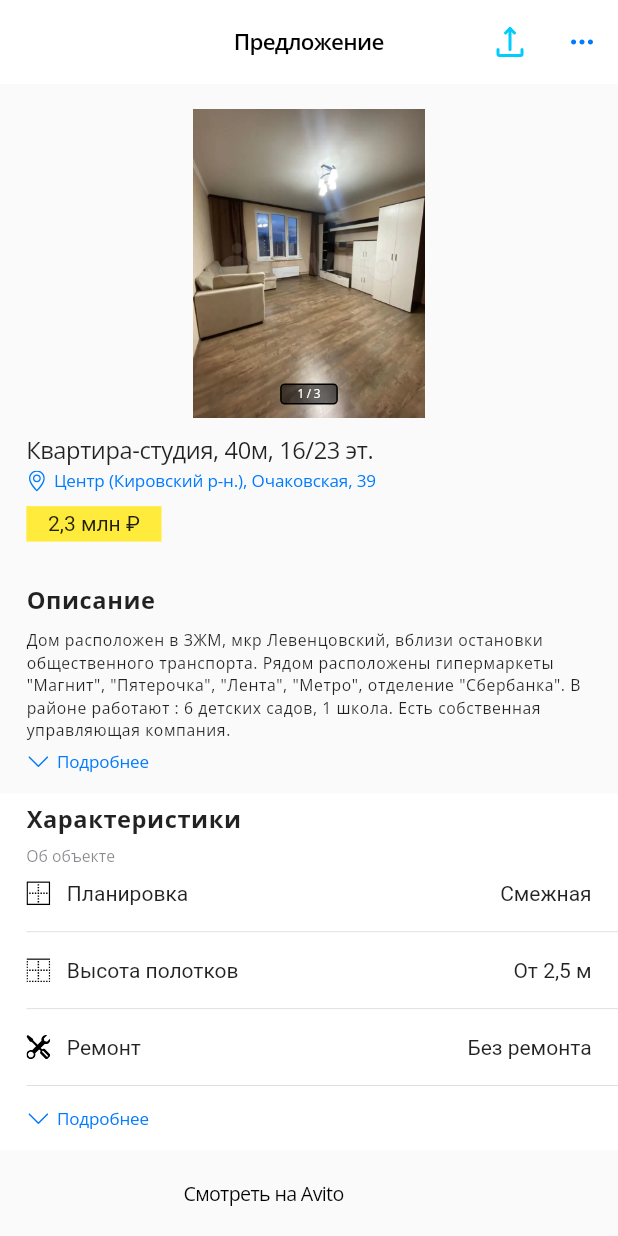
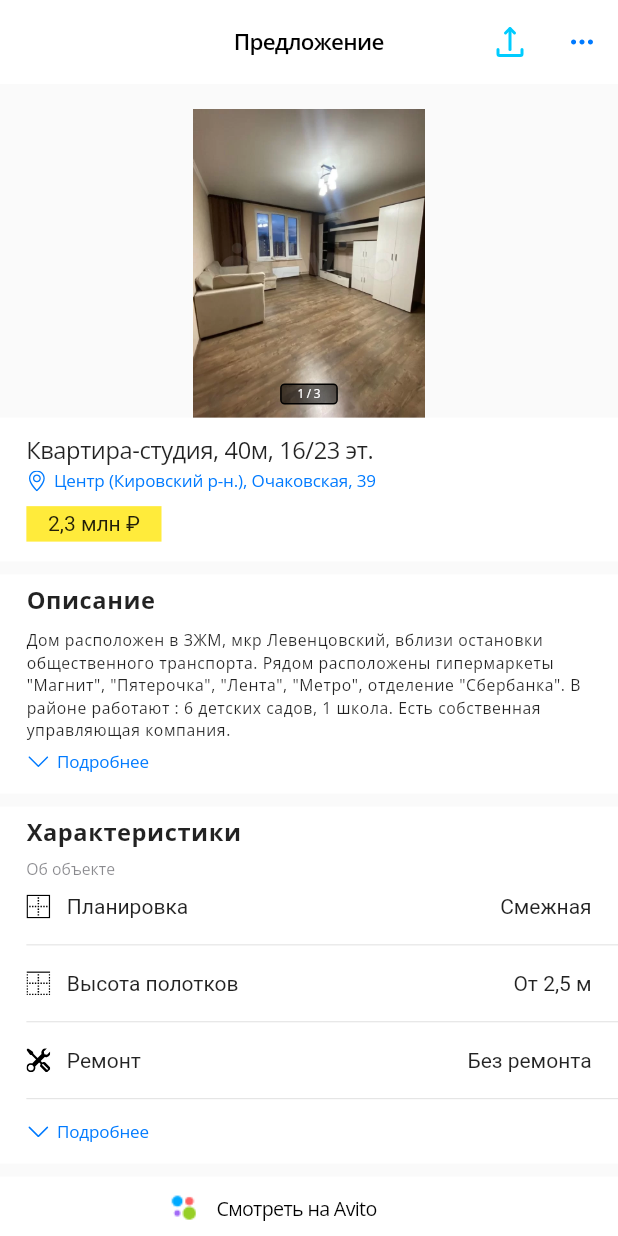
Before and after one commit to asayke/avito_page, a Flutter app: the screen it shows after launch, on a phone screen of 412 x 824 dp. Run offline on Flutter 3.47's test engine with Material 2 defaults, Android fonts, the phone set to English and light mode, and no system bars; drawn by our look-alikes of carousel_slider; our stand-ins replace equatable, flutter_screenutil, flutter_svg.

Commit message:
Refactored home_page

```diff
--- a/lib/home_page.dart
+++ b/lib/home_page.dart
@@ -4,6 +4,7 @@ import 'package:avito_page/widgets/announcement.dart';
 import 'package:avito_page/widgets/avito_provider.dart';
 import 'package:avito_page/widgets/desctription.dart';
 import 'package:avito_page/widgets/my_image.dart';
+import 'package:avito_page/widgets/separation_of_sections.dart';
 import 'package:avito_page/widgets/specifications.dart';
 import 'package:flutter/material.dart';
 import 'package:flutter_screenutil/flutter_screenutil.dart';
@@ -54,14 +55,11 @@ class HomePage extends StatelessWidget {
               ),
             ),
             const AnnouncementWidget(),
-            SizedBox(
-              height: 10.h,
-            ),
+            const SeparationOfSectionsWidget(),
             const DescriptionWidget(),
+            const SeparationOfSectionsWidget(),
             const SpecificationsWidget(),
-            SizedBox(
-              height: 10.h,
-            ),
+            const SeparationOfSectionsWidget(),
             const AvitoProviderWidget(),
           ],
         ),
--- a/lib/widgets/announcement.dart
+++ b/lib/widgets/announcement.dart
@@ -11,6 +11,7 @@ class AnnouncementWidget extends StatelessWidget {
   @override
   Widget build(BuildContext context) {
     return Container(
+      color: Colors.white,
       padding: EdgeInsets.only(left: 16.w, top: 12.h, bottom: 15.h),
       child: Column(crossAxisAlignment: CrossAxisAlignment.start, children: [
         Text(
--- a/lib/widgets/avito_provider.dart
+++ b/lib/widgets/avito_provider.dart
@@ -2,7 +2,6 @@ import 'package:avito_page/utils/app_images.dart';
 import 'package:avito_page/utils/app_text_styles.dart';
 import 'package:flutter/material.dart';
 import 'package:flutter_screenutil/flutter_screenutil.dart';
-import 'package:flutter_svg/svg.dart';
 import 'package:url_launcher/url_launcher.dart';
 
 class AvitoProviderWidget extends StatelessWidget {
@@ -22,18 +21,22 @@ class AvitoProviderWidget extends StatelessWidget {
   @override
   Widget build(BuildContext context) {
     return Container(
+      color: Colors.white,
       padding: EdgeInsets.symmetric(vertical: 11.h),
       child: Row(children: [
         SizedBox(
           width: 101.5.w,
         ),
-      //  SvgPicture.asset(AppImages.avitoLogoImage),
+        Image.asset(AppImages.avitoLogoImage),
         SizedBox(
           width: 10.w,
         ),
         GestureDetector(
           onTap: () => _launchURL("www.avito.ru"),
-          child: Text("Смотреть на Avito", style: AppTextStyles.goToAvitoTitleTextStyle,),
+          child: Text(
+            "Смотреть на Avito",
+            style: AppTextStyles.goToAvitoTitleTextStyle,
+          ),
         )
       ]),
     );
--- a/lib/widgets/desctription.dart
+++ b/lib/widgets/desctription.dart
@@ -12,6 +12,7 @@ class DescriptionWidget extends StatelessWidget {
   @override
   Widget build(BuildContext context) {
     return Container(
+      color: Colors.white,
       padding: EdgeInsets.only(left: 16.w, bottom: 15.h, top: 15.h),
       child: Column(
         crossAxisAlignment: CrossAxisAlignment.start,
```
Also changed, not shown: lib/widgets/separation_of_sections.dart (added, +16 -0 lines), lib/main.dart (line endings or trailing spaces), lib/widgets/specifications.dart (line endings or trailing spaces).
